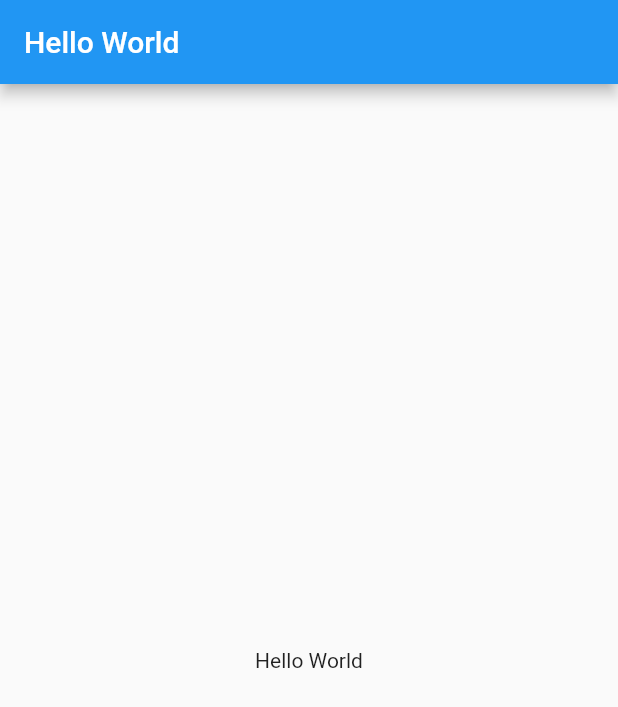
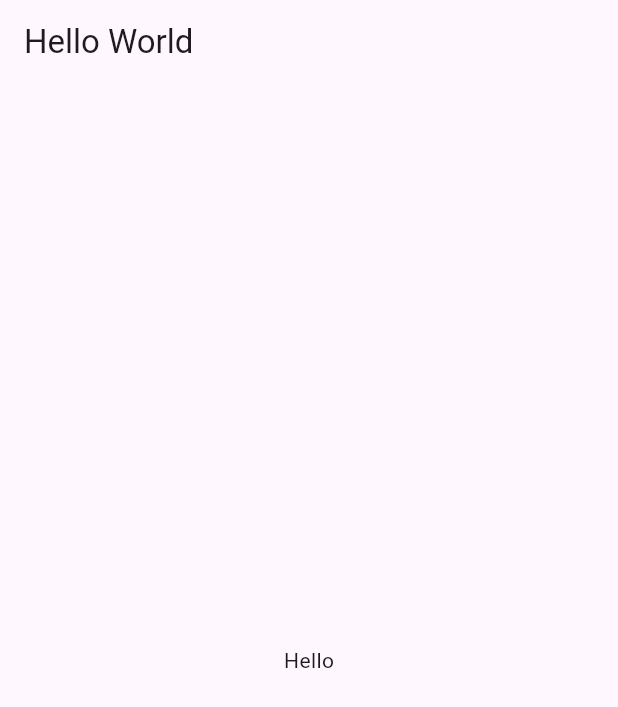
Before and after one commit to chaevid/toonflix, a Flutter app: the screen it shows after launch, on a phone screen of 412 x 824 dp. Shown: the top 707 px of the screen. Run offline on Flutter 3.47's test engine with Material 2 defaults, Android fonts, the phone set to English and light mode, and no system bars.

Commit message:
Apply Material Design 3

```diff
--- a/lib/main.dart
+++ b/lib/main.dart
@@ -1,24 +1,68 @@
 import 'package:flutter/material.dart';
 
 void main() {
-  runApp(const MyApp());
+  runApp(const App());
 }
 
-class MyApp extends StatelessWidget {
-  const MyApp({super.key});
+const seedColor = Color(0xFFA83DFF);
 
-  // This widget is the root of your application.
+class App extends StatefulWidget {
+  const App({super.key});
+
+  @override
+  State<App> createState() => _AppState();
+}
+
+class _AppState extends State<App> {
   @override
   Widget build(BuildContext context) {
     return MaterialApp(
+      debugShowCheckedModeBanner: false,
+      theme: ThemeData(
+        useMaterial3: true,
+        colorSchemeSeed: seedColor,
+        brightness: Brightness.light,
+      ),
+      darkTheme: ThemeData(
+        useMaterial3: true,
+        colorSchemeSeed: seedColor,
+        brightness: Brightness.dark,
+      ),
       home: Scaffold(
         appBar: AppBar(
           title: const Text('Hello World'),
         ),
-        body: const Center(
-          child: Text('Hello World'),
+        body: Center(
+          child: Text("Hello"),
         ),
       ),
     );
   }
 }
+
+// class App extends StatelessWidget {
+//   const App({super.key});
+
+//   // This widget is the root of your application.
+//   @override
+//   Widget build(BuildContext context) {
+//     return MaterialApp(
+//       debugShowCheckedModeBanner: false,
+//       theme: ThemeData(
+//           useMaterial3: true,
+//           colorScheme: ColorScheme.fromSwatch(
+//             primarySwatch: Colors.purple,
+//           )
+//           // colorScheme: ColorScheme(``)
+//           ),
+//       home: Scaffold(
+//         appBar: AppBar(
+//           title: const Text('Hello World'),
+//         ),
+//         body: const Center(
+//           child: Text('Hello World'),
+//         ),
+//       ),
+//     );
+//   }
+// }
```
Also changed, not shown: 1 other file.
